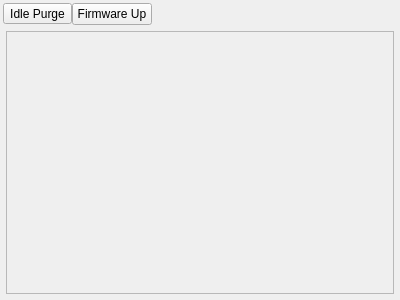
Old version of the form OHB80PortMonitor_V_1_0_0/ui/configpage.ui in the repository Simon2817/OHB80PortMonitor.
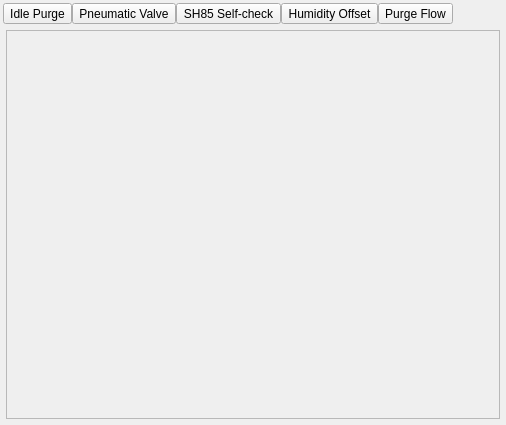
New version of the form.

Commit message: 1. 设置充气流量功能;2. 设置 VEFC 气体介质类型功能;3. 设置下位机 UI 屏幕刷新时长功能;4. 读取 VEFC 流量单位以及介质配置状态功能;5.Modbus 指令扩展：QRCode 地址修正与 Purge/VEFC/UI 刷新配置;

```diff
--- a/OHB80PortMonitor_V_1_0_0/ui/configpage.ui
+++ b/OHB80PortMonitor_V_1_0_0/ui/configpage.ui
@@ -6,8 +6,8 @@
    <rect>
     <x>0</x>
     <y>0</y>
-    <width>400</width>
-    <height>300</height>
+    <width>506</width>
+    <height>425</height>
    </rect>
   </property>
   <property name="windowTitle">
@@ -61,9 +61,30 @@
        </widget>
       </item>
       <item>
-       <widget class="QPushButton" name="btnFirmwareUpdate">
+       <widget class="QToolButton" name="btnPneumaticValvePressure">
         <property name="text">
-         <string>Firmware Up</string>
+         <string>Pneumatic Valve</string>
+        </property>
+       </widget>
+      </item>
+      <item>
+       <widget class="QToolButton" name="btnSH85SelfCheck">
+        <property name="text">
+         <string>SH85 Self-check</string>
+        </property>
+       </widget>
+      </item>
+      <item>
+       <widget class="QToolButton" name="btnHumidityOffset">
+        <property name="text">
+         <string>Humidity Offset</string>
+        </property>
+       </widget>
+      </item>
+      <item>
+       <widget class="QToolButton" name="btnPurgeFlow">
+        <property name="text">
+         <string>Purge Flow</string>
         </property>
        </widget>
       </item>
@@ -111,8 +132,8 @@
           <rect>
            <x>0</x>
            <y>0</y>
-           <width>386</width>
-           <height>259</height>
+           <width>492</width>
+           <height>386</height>
           </rect>
          </property>
          <layout class="QVBoxLayout" name="verticalLayout_2">
```
The commit also changes 115 other files.
